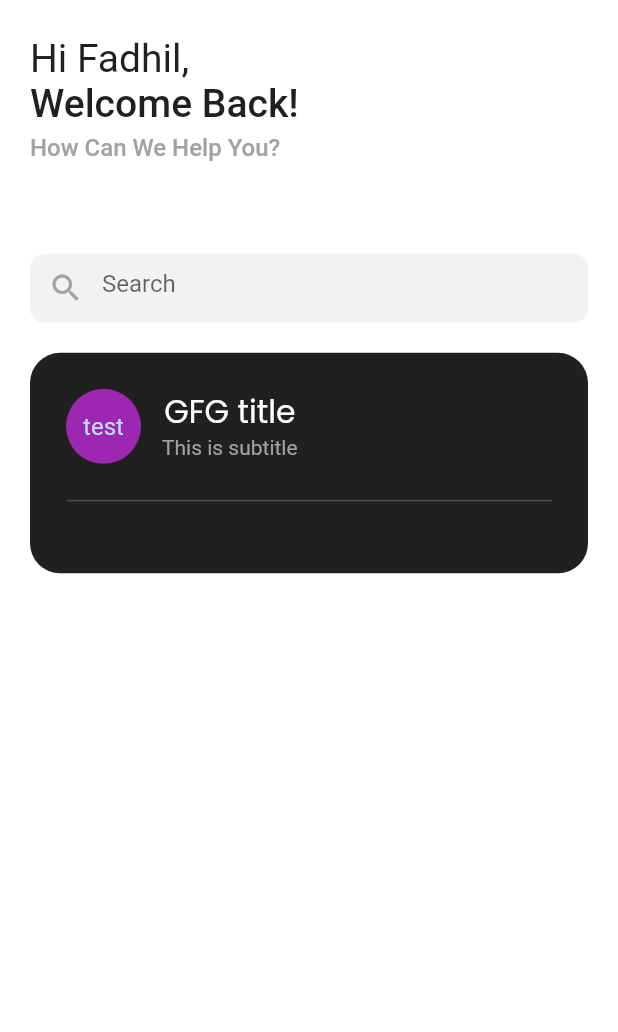
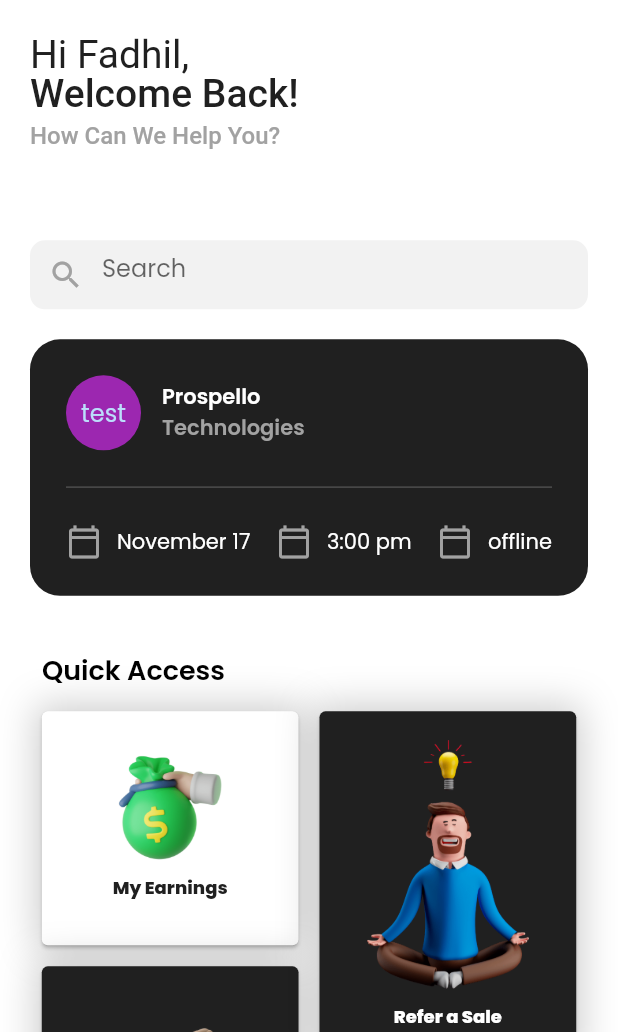
Before and after one commit to muhammedsibil/referralapp, a Flutter app: the screen it shows after launch, on a phone screen of 412 x 824 dp, the part 204-1236 px from its top. Run offline on Flutter 3.47's test engine with Material 2 defaults, Android fonts, the phone set to English and light mode, and no system bars; Roboto replaces fonts that are missing (Your App Font Family).

Commit message:
added quicj acces widget

```diff
--- a/lib/constant.dart
+++ b/lib/constant.dart
@@ -3,9 +3,13 @@ import 'package:flutter/material.dart';
 class Constant {
   static const double BORDER_RADIUS = 10;
   static const double MARGIN_WIDTH = 36;
+
   static const Color PRIMARY_WHITE = Color(0xffffffff);
-    static const Color PRIMARY_BLACK = Color(0xff202020);
+  static const Color PRIMARY_BLACK = Color(0xff202020);
   static const Color PRIMARY_LIGHT_BLACK = Color(0xffa2a2a2);
+  static const Color FILLCOLOR = Color(0xfff2f2f2);
 
-  static const Color FILLCOLOR = Color(0xfff2f2f2);
+  static const FontWeight SEMI_BOLD = FontWeight.w600;
+
+
 }
--- a/lib/main.dart
+++ b/lib/main.dart
@@ -15,9 +15,12 @@
 
   @override
   Widget build(BuildContext context) {
+
     return MaterialApp(
       title: 'Flutter Demo',
-          theme:  ThemeData(scaffoldBackgroundColor: Constant.PRIMARY_WHITE),
+          theme:  ThemeData(
+            fontFamily: 'Poppins',
+            scaffoldBackgroundColor: Constant.PRIMARY_WHITE),
 
       // theme: ThemeData(
 
@@ -25,6 +28,7 @@
       // ),
       // home:  WelcomeScreen(),
       // home: const WelcomeScreen(),
+
       home: HomeScreen(),
       // home: MyWidget(),
     );
--- a/lib/screens/home_screen/homescreen.dart
+++ b/lib/screens/home_screen/homescreen.dart
@@ -2,6 +2,7 @@ import 'package:flutter/material.dart';
 import 'package:referral/screens/home_screen/interview_widget.dart';
 
 import '../../constant.dart';
+import 'quick_access_widget.dart';
 
 class HomeScreen extends StatelessWidget {
   const HomeScreen({Key? key}) : super(key: key);
@@ -9,12 +10,14 @@ class HomeScreen extends StatelessWidget {
   @override
   Widget build(BuildContext context) {
     var screenHeight = MediaQuery.of(context).size.height;
-    print(screenHeight);
+    // print(screenHeight);
     return Scaffold(
       body: SingleChildScrollView(
         child: Padding(
           padding: const EdgeInsets.all(20.0),
-          child: Column(children: [
+          child: Column(
+            crossAxisAlignment: CrossAxisAlignment.start,
+            children: [
               SizedBox(
                 height: screenHeight / 15.2,
               ),
@@ -27,6 +30,11 @@ class HomeScreen extends StatelessWidget {
                 height: 20,
               ),
               InterviewWidget(),
+             const SizedBox(
+                height: 36,
+              ),
+              QuickAccessWidget(),
+
             ],
           ),
         ),
@@ -45,15 +53,15 @@ class HomeScreen extends StatelessWidget {
                 height: 62,
                 fit: BoxFit.contain,
               ),
-              SizedBox(
+              const SizedBox(
                 height: 24,
               ),
               RichText(
                 text: const TextSpan(
                   text: 'Hi Fadhil,\n',
                   style: TextStyle(
+                    height: 1.0,
                     fontSize: 26,
-                    fontFamily: 'Your App Font Family',
                     color: Constant.PRIMARY_BLACK,
                   ),
                   children: [
--- a/lib/screens/home_screen/interview_widget.dart
+++ b/lib/screens/home_screen/interview_widget.dart
@@ -1,4 +1,3 @@
-import 'package:flutter/cupertino.dart';
 import 'package:flutter/material.dart';
 
 import '../../constant.dart';
@@ -9,55 +8,89 @@ class InterviewWidget extends StatelessWidget {
   @override
   Widget build(BuildContext context) {
     return Container(
+      width: double.infinity,
       decoration: BoxDecoration(
         borderRadius: BorderRadius.circular(20),
         color: Constant.PRIMARY_BLACK,
       ),
-      padding: EdgeInsets.all(24),
+      padding: const EdgeInsets.all(24),
       child: Column(
         children: [
           Row(
-            crossAxisAlignment: CrossAxisAlignment.start,
+            crossAxisAlignment: CrossAxisAlignment.center,
             children: [
-              CircleAvatar(
+              const CircleAvatar(
                 radius: 25,
                 backgroundColor: Colors.purple,
                 child: Text('test'),
               ),
-              SizedBox(
+              const SizedBox(
                 width: 14,
               ),
               Column(
-                children: [
+                crossAxisAlignment: CrossAxisAlignment.start,
+                children: const [
                   Text(
-                    'GFG title',
+                    'Prospello',
                     style: TextStyle(
-                        color: Constant.PRIMARY_WHITE, fontFamily: 'Poppins'),
-                    textScaleFactor: 1.5,
+                        fontSize: 14,
+                        fontWeight: Constant.SEMI_BOLD,
+                        color: Constant.PRIMARY_WHITE,
+                        fontFamily: 'Poppins'),
                   ),
                   Text(
-                    'This is subtitle',
-                    style: TextStyle(color: Constant.PRIMARY_LIGHT_BLACK),
+                    'Technologies',
+                    style: TextStyle(
+                        fontSize: 14,
+                        fontWeight: Constant.SEMI_BOLD,
+                        color: Constant.PRIMARY_LIGHT_BLACK,
+                        fontFamily: 'Poppins'),
                   ),
                 ],
               ),
-              Spacer(),
+              // Spacer(),
               // Icon(Icons.arrow_forward_ios, color: Constant.PRIMARY_WHITE),
             ],
           ),
-          SizedBox(
+          const SizedBox(
             height: 24,
           ),
-          Divider(
+          const Divider(
             height: 1,
             thickness: 1,
             color: Color(0xff4d4d4d),
           ),
-          SizedBox(
+          const SizedBox(
             height: 24,
           ),
+          Row(mainAxisAlignment: MainAxisAlignment.spaceBetween, children: [
+            dateTimeWidget(Icons.calendar_today_outlined, "November 17"),
+            dateTimeWidget(Icons.calendar_today_outlined, "3:00 pm"),
+            dateTimeWidget(Icons.calendar_today_outlined, "offline"),
+          ]),
         ],
       ),
     );
   }
+
+  Widget dateTimeWidget(IconData icon, String text) => Row(
+        children: [
+          Icon(
+            icon,
+            color: Constant.PRIMARY_LIGHT_BLACK,
+          ),
+          const SizedBox(
+            width: 10,
+          ),
+          Text(
+            text,
+            maxLines: 1,
+            style: const TextStyle(
+                overflow: TextOverflow.ellipsis,
+                fontSize: 14,
+                color: Constant.PRIMARY_WHITE,
+                fontFamily: 'Poppins'),
+          ),
+        ],
+      );
 }
--- /dev/null
+++ b/lib/screens/home_screen/quick_access_widget.dart
@@ -0,0 +1,107 @@
+import 'package:flutter/material.dart';
+
+import '../../constant.dart';
+
+class QuickAccessWidget extends StatelessWidget {
+  const QuickAccessWidget({Key? key}) : super(key: key);
+
+  @override
+  Widget build(BuildContext context) {
+    var screenWidth = MediaQuery.of(context).size.width;
+
+    return Column(
+      crossAxisAlignment: CrossAxisAlignment.start,
+      children: [
+        const Padding(
+          padding: EdgeInsets.only(left: 8),
+          child: Text(
+            "Quick Access",
+            style: TextStyle(
+              fontWeight: Constant.SEMI_BOLD,
+              color: Colors.black,
+              fontSize: 18,
+            ),
+          ),
+        ),
+        const SizedBox(height: 10),
+        Row(
+          mainAxisAlignment: MainAxisAlignment.center,
+          children: [
+            Column(
+              children: [
+                imageText(
+                  screenWidth,
+                  164,
+                  'assets/images/my_earnings.png',
+                  'My Earnings',
+                  Constant.PRIMARY_WHITE,
+                ),
+                const SizedBox(height: 6),
+                imageText(screenWidth, 240, 'assets/images/my_projects.png',
+                    'My Projects', Constant.PRIMARY_BLACK)
+              ],
+            ),
+            const SizedBox(width: 6),
+            Column(
+              children: [
+                imageText(screenWidth, 240, 'assets/images/refer_a_sale.png',
+                    'Refer a Sale', Constant.PRIMARY_BLACK),
+                const SizedBox(height: 6),
+                imageText(screenWidth, 164, 'assets/images/my_earnings.png',
+                    'My earnings', Constant.PRIMARY_WHITE)
+              ],
+            ),
+          ],
+        ),
+      ],
+    );
+  }
+
+  Widget imageText(
+    screenWidth,
+    double height,
+    String image,
+    String text,
+    Color color,
+  ) =>
+      Container(
+        height: height,
+        width: screenWidth / 2.30,
+        decoration: BoxDecoration(
+          boxShadow: [
+            BoxShadow(
+              color: Colors.black.withOpacity(0.2),
+              blurRadius: 20.0,
+            ),
+          ],
+        ),
+        child: Card(
+          color: color,
+          child: Column(
+            crossAxisAlignment: CrossAxisAlignment.center,
+            mainAxisAlignment: MainAxisAlignment.center,
+            children: [
+              Image.asset(
+                image,
+                height: height == 240 ? 166 : 70,
+                width: height == 240 ? 110 : 70,
+                // fit: BoxFit.contain,
+              ),
+              const SizedBox(
+                height: 10,
+              ),
+              Text(
+                text,
+                style: TextStyle(
+                  fontWeight: FontWeight.bold,
+                  fontSize: 12,
+                  color: color == Constant.PRIMARY_WHITE
+                      ? Constant.PRIMARY_BLACK
+                      : Constant.PRIMARY_WHITE,
+                ),
+              ),
+            ],
+          ),
+        ),
+      );
+}
--- a/lib/screens/login_screen/login_form_widget.dart
+++ b/lib/screens/login_screen/login_form_widget.dart
@@ -24,8 +24,8 @@ class _LoginFormWidgetState extends State<LoginFormWidget> {
   @override
   Widget build(BuildContext context) {
     return Column(
-       mainAxisAlignment: MainAxisAlignment.center,
-                crossAxisAlignment: CrossAxisAlignment.start,
+      mainAxisAlignment: MainAxisAlignment.center,
+      crossAxisAlignment: CrossAxisAlignment.start,
       children: [
         headingWidget("Username"),
         const SizedBox(
@@ -39,8 +39,7 @@ class _LoginFormWidgetState extends State<LoginFormWidget> {
         const SizedBox(
           height: 8,
         ),
-                textFieldWidget(userNameController),
-
+        textFieldWidget(passwordController),
       ],
     );
   }
```
Also changed, not shown: pubspec.yaml (+11 -0 lines), assets/images/appointment.png (added), assets/images/chat_with_team.png (added), assets/images/interview.png (added), assets/images/my_earnings.png (added), assets/images/my_projects.png (added), assets/images/refer_a_sale.png (added). Lines whose indentation alone changed are shown as unchanged.
